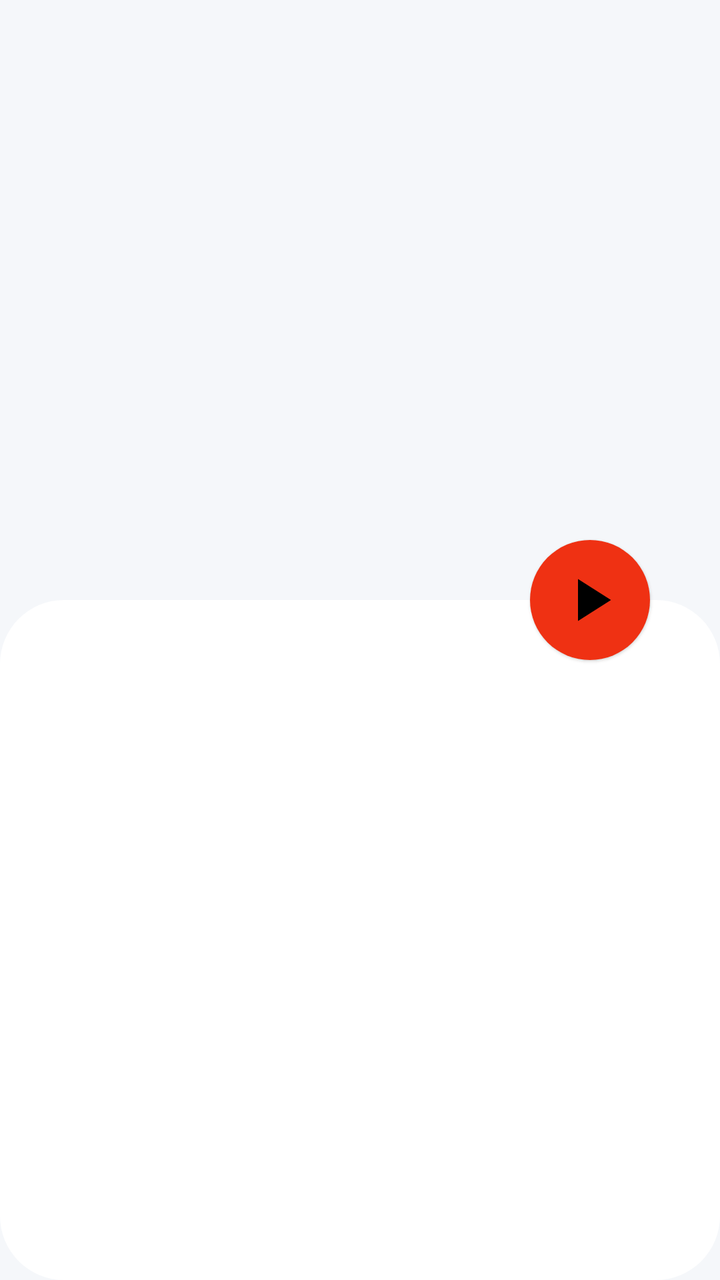
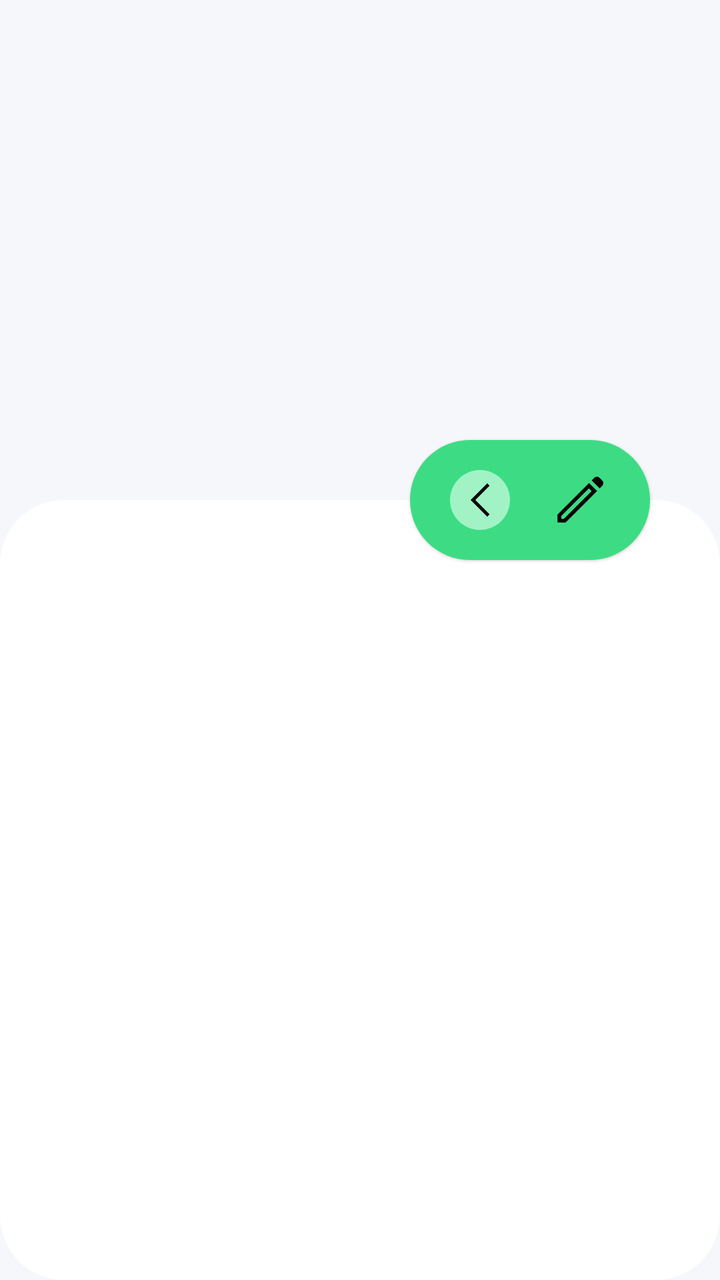

Two renders of the same Android screen: before a commit and after it. Below are the layout's source before the change and the commit's diff.
<!-- AndroidManifest.xml: application theme LightTheme.SoftNotesBeta -->
<!-- res/layout/fragment_task_workstation.xml -->
<?xml version="1.0" encoding="utf-8"?>
<androidx.constraintlayout.widget.ConstraintLayout xmlns:android="http://schemas.android.com/apk/res/android"
    xmlns:tools="http://schemas.android.com/tools"
    android:layout_width="match_parent"
    android:layout_height="match_parent"
    android:background="?attr/background_color"
    xmlns:app="http://schemas.android.com/apk/res-auto"
    tools:context=".TaskWorkstation">

    <androidx.appcompat.widget.AppCompatImageView
        android:id="@+id/action_task_btn"
        android:layout_width="60dp"
        android:layout_height="60dp"
        android:background="@drawable/circular_background"
        android:src="@drawable/baseline_play_arrow_24"
        android:layout_marginEnd="35dp"
        android:elevation="1dp"
        android:padding="12dp"
        app:layout_constraintEnd_toEndOf="parent"
        app:layout_constraintTop_toTopOf="@id/action_btn"
        app:layout_constraintBottom_toTopOf="@id/action_btn"
        android:backgroundTint="@color/scarlet_red"/>

    <androidx.constraintlayout.widget.ConstraintLayout
        android:id="@+id/stepper_layout"
        android:layout_width="match_parent"
        android:layout_height="300dp"
        app:layout_constraintTop_toTopOf="parent">

        <androidx.recyclerview.widget.RecyclerView
            android:id="@+id/stepper"
            android:layout_width="match_parent"
            android:layout_height="match_parent"/>

    </androidx.constraintlayout.widget.ConstraintLayout>


    <androidx.constraintlayout.widget.ConstraintLayout
        android:id="@+id/action_btn"
        android:layout_width="match_parent"
        android:layout_height="match_parent"
        android:transitionName="actionBtn"
        android:background="@drawable/workspace_layer_surface"
        android:layout_marginTop="300dp">

        <androidx.viewpager.widget.ViewPager
            android:id="@+id/step_content_pager"
            android:layout_width="match_parent"
            android:layout_height="match_parent"
            android:layout_marginTop="10dp"/>

    </androidx.constraintlayout.widget.ConstraintLayout>


</androidx.constraintlayout.widget.ConstraintLayout>
<!-- resources referenced by this layout -->
<resources>
  <color name="scarlet_red">#EF3113</color>
  <!-- drawable baseline_play_arrow_24 (drawable) -->
  <vector android:height="24dp" android:tint="#000000"
      android:viewportHeight="24" android:viewportWidth="24"
      android:width="24dp" xmlns:android="http://schemas.android.com/apk/res/android">
      <path android:fillColor="@android:color/white" android:pathData="M8,5v14l11,-7z"/>
  </vector>
  <!-- drawable circular_background (drawable) -->
  <?xml version="1.0" encoding="utf-8"?>
  <shape xmlns:android="http://schemas.android.com/apk/res/android"
      android:shape="oval">
  
      <solid android:color="@color/android_green"/>
  
  </shape>
  <style name="LightTheme.SoftNotesBeta" parent="Theme.MaterialComponents.DayNight.DarkActionBar">
          
          <item name="colorPrimary">@color/background_light</item>
          <item name="colorPrimaryVariant">@color/background_light</item>
          <item name="colorOnPrimary">@color/onBackground_light</item>
          
          <item name="colorSecondary">@color/teal_200</item>
          <item name="colorSecondaryVariant">@color/teal_700</item>
          <item name="colorOnSecondary">@color/black</item>
          
          <item name="android:statusBarColor">?attr/colorPrimaryVariant</item>
          
          <item name="background_color">#f5f7fa</item>
          <item name="foreground_color">@color/white</item>
          <item name="title_text_color">@color/black</item>
          <item name="sub_text_color">@android:color/tab_indicator_text</item>
          <item name="extra_text_color">#202020</item>
          <item name="primary_color">#BCBCBC</item>
          <item name="main_color">#f2f2f2</item>
          <item name="selection_color">@color/android_green</item>
          <item name="secondary_selection">#f2f2f2</item>
          <item name="icon_tint">#202020</item>
          <item name="select_tab_color">#555555</item>
          <item name="disable_color">#757575</item>
      </style>
  <color name="android_green">#3ddc84</color>
  <color name="background_light">#f5f7fa</color>
  <color name="onBackground_light">#555555</color>
  <color name="teal_200">#FF03DAC5</color>
  <color name="teal_700">#FF018786</color>
  <color name="black">#FF000000</color>
  <color name="white">#FFFFFFFF</color>
  <!-- unchanged entries left out for length: 1 -->
</resources>

<!-- the commit's change to res/layout/fragment_task_workstation.xml (unified diff, before → after) -->
@@ -7,24 +7,69 @@
     xmlns:app="http://schemas.android.com/apk/res-auto"
     tools:context=".TaskWorkstation">
 
-    <androidx.appcompat.widget.AppCompatImageView
-        android:id="@+id/action_task_btn"
-        android:layout_width="60dp"
+    <androidx.constraintlayout.widget.ConstraintLayout
+        android:id="@+id/task_actions_view"
+        android:layout_width="120dp"
         android:layout_height="60dp"
-        android:background="@drawable/circular_background"
-        android:src="@drawable/baseline_play_arrow_24"
+        android:transitionName="actionBtn"
         android:layout_marginEnd="35dp"
         android:elevation="1dp"
-        android:padding="12dp"
+        android:background="@drawable/rounded_box"
         app:layout_constraintEnd_toEndOf="parent"
         app:layout_constraintTop_toTopOf="@id/action_btn"
-        app:layout_constraintBottom_toTopOf="@id/action_btn"
-        android:backgroundTint="@color/scarlet_red"/>
+        app:layout_constraintBottom_toTopOf="@id/action_btn">
+
+        <androidx.appcompat.widget.AppCompatImageView
+            android:id="@+id/expand_view"
+            android:layout_width="30dp"
+            android:layout_height="30dp"
+            android:src="@drawable/icon_arrow_back_ios"
+            android:background="@drawable/circular_background"
+            android:backgroundTint="#A1F3C5"
+            android:padding="5dp"
+            app:layout_constraintTop_toTopOf="parent"
+            app:layout_constraintBottom_toBottomOf="parent"
+            app:layout_constraintStart_toStartOf="parent"
+            app:layout_constraintEnd_toStartOf="@id/pause_task"/>
+
+        <androidx.appcompat.widget.AppCompatImageView
+            android:id="@+id/pause_task"
+            android:layout_width="30dp"
+            android:layout_height="30dp"
+            android:visibility="gone"
+            android:src="@drawable/baseline_pause_24"
+            app:layout_constraintTop_toTopOf="parent"
+            app:layout_constraintBottom_toBottomOf="parent"
+            app:layout_constraintStart_toEndOf="@id/expand_view"
+            app:layout_constraintEnd_toStartOf="@id/start_tts"/>
+
+        <androidx.appcompat.widget.AppCompatImageView
+            android:id="@+id/start_tts"
+            android:layout_width="30dp"
+            android:layout_height="30dp"
+            android:visibility="gone"
+            android:src="@drawable/baseline_keyboard_voice_24"
+            app:layout_constraintTop_toTopOf="parent"
+            app:layout_constraintBottom_toBottomOf="parent"
+            app:layout_constraintStart_toEndOf="@id/pause_task"
+            app:layout_constraintEnd_toStartOf="@id/edit_task_btn"/>
+
+        <androidx.appcompat.widget.AppCompatImageView
+            android:id="@+id/edit_task_btn"
+            android:layout_width="30dp"
+            android:layout_height="30dp"
+            android:src="@drawable/icon_edit"
+            app:layout_constraintTop_toTopOf="parent"
+            app:layout_constraintBottom_toBottomOf="parent"
+            app:layout_constraintStart_toEndOf="@id/start_tts"
+            app:layout_constraintEnd_toEndOf="parent" />
+
+    </androidx.constraintlayout.widget.ConstraintLayout>
 
     <androidx.constraintlayout.widget.ConstraintLayout
         android:id="@+id/stepper_layout"
         android:layout_width="match_parent"
-        android:layout_height="300dp"
+        android:layout_height="250dp"
         app:layout_constraintTop_toTopOf="parent">
 
         <androidx.recyclerview.widget.RecyclerView
@@ -41,9 +86,9 @@
         android:layout_height="match_parent"
         android:transitionName="actionBtn"
         android:background="@drawable/workspace_layer_surface"
-        android:layout_marginTop="300dp">
+        android:layout_marginTop="250dp">
 
-        <androidx.viewpager.widget.ViewPager
+        <androidx.viewpager2.widget.ViewPager2
             android:id="@+id/step_content_pager"
             android:layout_width="match_parent"
             android:layout_height="match_parent"
<!-- resource entries referenced after the edit -->
@@ -1,17 +1,51 @@
 <!-- resources referenced by this layout -->
 <resources>
-  <color name="scarlet_red">#EF3113</color>
-  <!-- drawable baseline_play_arrow_24 (drawable) -->
+  <!-- drawable baseline_keyboard_voice_24 (drawable) -->
   <vector android:height="24dp" android:tint="#000000"
       android:viewportHeight="24" android:viewportWidth="24"
       android:width="24dp" xmlns:android="http://schemas.android.com/apk/res/android">
-      <path android:fillColor="@android:color/white" android:pathData="M8,5v14l11,-7z"/>
+      <path android:fillColor="@android:color/white" android:pathData="M12,15c1.66,0 2.99,-1.34 2.99,-3L15,6c0,-1.66 -1.34,-3 -3,-3S9,4.34 9,6v6c0,1.66 1.34,3 3,3zM17.3,12c0,3 -2.54,5.1 -5.3,5.1S6.7,15 6.7,12L5,12c0,3.42 2.72,6.23 6,6.72L11,22h2v-3.28c3.28,-0.48 6,-3.3 6,-6.72h-1.7z"/>
+  </vector>
+  <!-- drawable baseline_pause_24 (drawable) -->
+  <vector android:height="24dp" android:tint="#000000"
+      android:viewportHeight="24" android:viewportWidth="24"
+      android:width="24dp" xmlns:android="http://schemas.android.com/apk/res/android">
+      <path android:fillColor="@android:color/white" android:pathData="M6,19h4L10,5L6,5v14zM14,5v14h4L18,5h-4z"/>
   </vector>
   <!-- drawable circular_background (drawable) -->
   <?xml version="1.0" encoding="utf-8"?>
   <shape xmlns:android="http://schemas.android.com/apk/res/android"
       android:shape="oval">
   
+      <solid android:color="@color/android_green"/>
+  
+  </shape>
+  <!-- drawable icon_arrow_back_ios (drawable) -->
+  <vector xmlns:android="http://schemas.android.com/apk/res/android"
+      android:width="48dp"
+      android:height="48dp"
+      android:viewportWidth="960"
+      android:viewportHeight="960">
+    <path
+        android:fillColor="#FF000000"
+        android:pathData="M655,880 L255,480l400,-400 56,57 -343,343 343,343 -56,57Z"/>
+  </vector>
+  <!-- drawable icon_edit (drawable) -->
+  <vector xmlns:android="http://schemas.android.com/apk/res/android"
+      android:width="48dp"
+      android:height="48dp"
+      android:viewportWidth="960"
+      android:viewportHeight="960">
+    <path
+        android:fillColor="#FF000000"
+        android:pathData="M180,780h44l443,-443 -44,-44 -443,443v44ZM794,294L666,166l42,-42q17,-17 42,-17t42,17l44,44q17,17 17,42t-17,42l-42,42ZM752,336L248,840L120,840v-128l504,-504 128,128ZM645,315 L623,293 667,337 645,315Z"/>
+  </vector>
+  <!-- drawable rounded_box (drawable) -->
+  <?xml version="1.0" encoding="utf-8"?>
+  <shape xmlns:android="http://schemas.android.com/apk/res/android"
+      android:shape="rectangle">
+  
+      <corners android:radius="32dp"/>
       <solid android:color="@color/android_green"/>
   
   </shape>
@@ -39,6 +73,7 @@
           <item name="icon_tint">#202020</item>
           <item name="select_tab_color">#555555</item>
           <item name="disable_color">#757575</item>
+          <item name="circular_background_tint">#BCBBBB</item>
       </style>
   <color name="android_green">#3ddc84</color>
   <color name="background_light">#f5f7fa</color>
